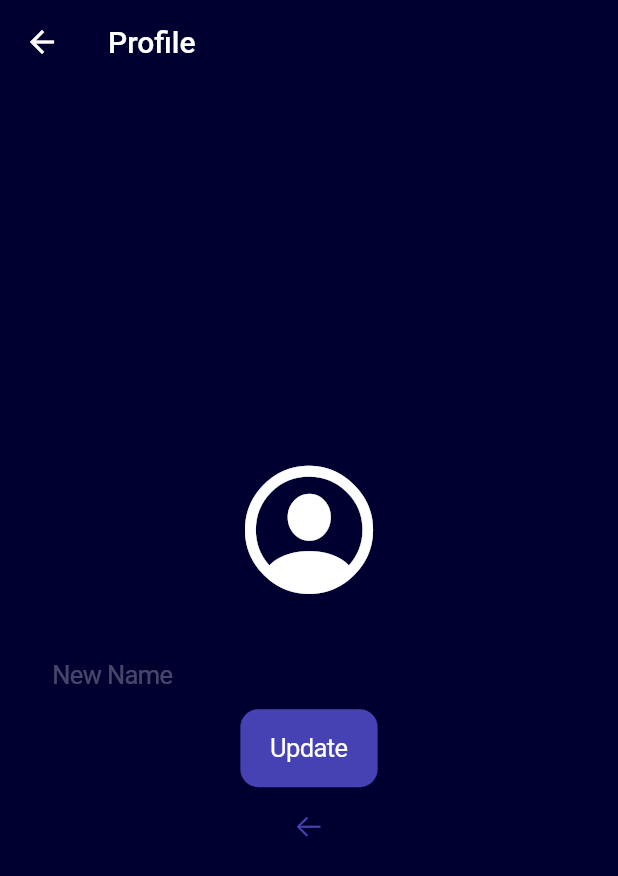
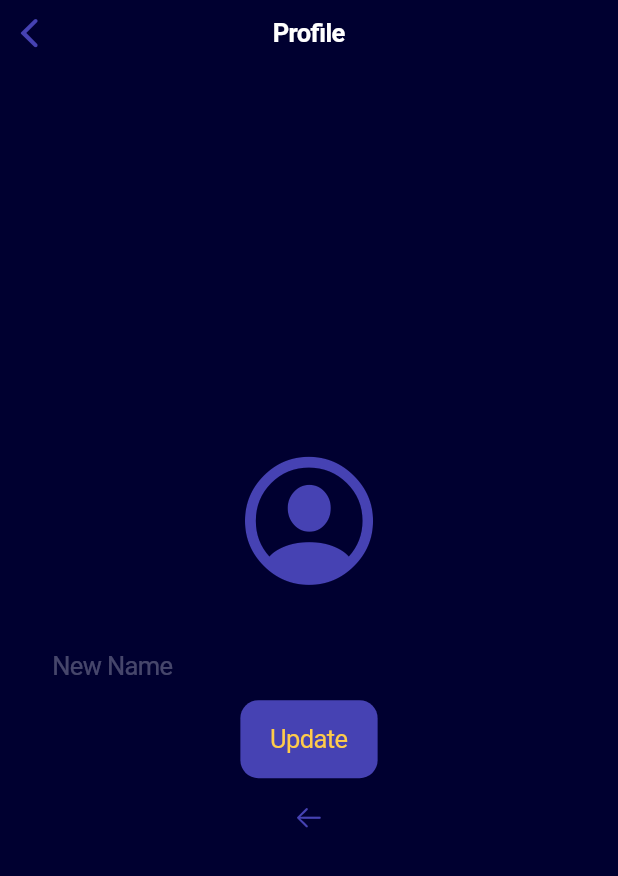
Before and after one commit to hummingbird-jp/whoopit, a Flutter app: the ProfilePage screen opened directly, on a phone screen of 412 x 824 dp. Shown: the top 876 px of the screen. Run offline on Flutter 3.47's test engine with Material 2 defaults, Android fonts, the light colour scheme and no system bars; our stand-ins replace audioplayers, cached_network_image, cloud_firestore, cloud_functions, firebase_auth, firebase_core and 6 more; missing offline and left inert: agora_rtc_engine, firebase_app_check, giphy_get, shake; accounts and stored records are empty.

Commit message:
chore(cupertino): convert to CupertinoApp from MaterialApp

```diff
--- a/lib/components/full_screen_activity_indicator.dart
+++ b/lib/components/full_screen_activity_indicator.dart
@@ -19,7 +19,9 @@ class FullScreenActivityIndicator extends StatelessWidget {
         child: Container(
           width: double.infinity,
           height: double.infinity,
-          color: Theme.of(context).colorScheme.background.withOpacity(0.9),
+          color: CupertinoTheme.of(context)
+              .scaffoldBackgroundColor
+              .withOpacity(0.9),
           child: const Center(
             child: CupertinoActivityIndicator(),
           ),
--- a/lib/components/room_name_dialog.dart
+++ b/lib/components/room_name_dialog.dart
@@ -40,7 +40,6 @@ class RoomNameDialog extends HookConsumerWidget {
             }
             return null;
           },
-          style: TextStyle(color: Theme.of(context).colorScheme.onPrimary),
           onSaved: (value) {
             _roomsCollection.doc(roomState.roomId).update({'roomName': value});
           },
--- a/lib/constants.dart
+++ b/lib/constants.dart
@@ -1,23 +1,10 @@
+import 'package:flutter/cupertino.dart';
 import 'package:flutter/material.dart';
 
-ThemeData kThemeData = ThemeData(
-  colorScheme: const ColorScheme(
-    brightness: Brightness.dark,
-    primary: Color(0xFF4642B3),
-    primaryVariant: Color(0xFF4642B3),
-    secondary: Color(0xFFFFCC4A),
-    secondaryVariant: Color(0xFFFFCC4A),
-    error: Color(0xFFFF2D34),
-    surface: Color(0xFF000030),
-    background: Color(0xFF000030),
-    onPrimary: Colors.white,
-    onSecondary: Color(0xFF4642B3),
-    onError: Color(0xFF0D0D0D),
-    onSurface: Colors.white,
-    onBackground: Colors.white,
-  ),
-  appBarTheme: const AppBarTheme(
-    backgroundColor: Color(0xFF000030),
-    shadowColor: Colors.transparent,
-  ),
+CupertinoThemeData kThemeData = const CupertinoThemeData(
+  brightness: Brightness.dark,
+  primaryColor: Color(0xFF4642B3),
+  primaryContrastingColor: Color(0xFFFFCC4A),
+  barBackgroundColor: Color(0xFF000030),
+  scaffoldBackgroundColor: Color(0xFF000030),
 );
--- a/lib/main.dart
+++ b/lib/main.dart
@@ -32,7 +32,7 @@ Future<void> main() async {
 class Whoopit extends StatelessWidget {
   @override
   Widget build(BuildContext context) {
-    return MaterialApp(
+    return CupertinoApp(
       title: 'Whoopit',
       theme: kThemeData,
       home: const HomePage(),
--- a/lib/pages/profile_page.dart
+++ b/lib/pages/profile_page.dart
@@ -18,12 +18,11 @@ class ProfilePage extends HookConsumerWidget {
   Widget build(BuildContext context, WidgetRef ref) {
     final Authentication authModel = ref.watch(authProvider);
 
-    return Scaffold(
-      appBar: AppBar(
-        title: const Text('Profile'),
+    return CupertinoPageScaffold(
+      navigationBar: const CupertinoNavigationBar(
+        middle: Text('Profile'),
       ),
-      backgroundColor: Theme.of(context).colorScheme.background,
-      body: SafeArea(
+      child: SafeArea(
         child: Padding(
           padding: const EdgeInsets.all(8.0),
           child: Column(
@@ -74,9 +73,11 @@ class ProfilePage extends HookConsumerWidget {
                             backgroundColor: Colors.black.withOpacity(0.5),
                             radius: 50,
                           ),
-                          const Icon(
+                          Icon(
                             CupertinoIcons.pencil,
                             size: 30,
+                            color: CupertinoTheme.of(context)
+                                .primaryContrastingColor,
                           ),
                         ],
                       )
@@ -94,9 +95,6 @@ class ProfilePage extends HookConsumerWidget {
                   return null;
                 },
                 autovalidateMode: AutovalidateMode.onUserInteraction,
-                style: TextStyle(
-                  color: Theme.of(context).colorScheme.onBackground,
-                ),
               ),
               CupertinoButton.filled(
                 child: const Text('Update'),
```
Also changed, not shown: lib/components/participant_circle.dart (+4 -4 lines), lib/pages/home_page.dart (+5 -12 lines), lib/pages/room_page.dart (+23 -19 lines), lib/pages/signin_page.dart (+4 -11 lines), lib/pages/signup_page.dart (+4 -14 lines).
